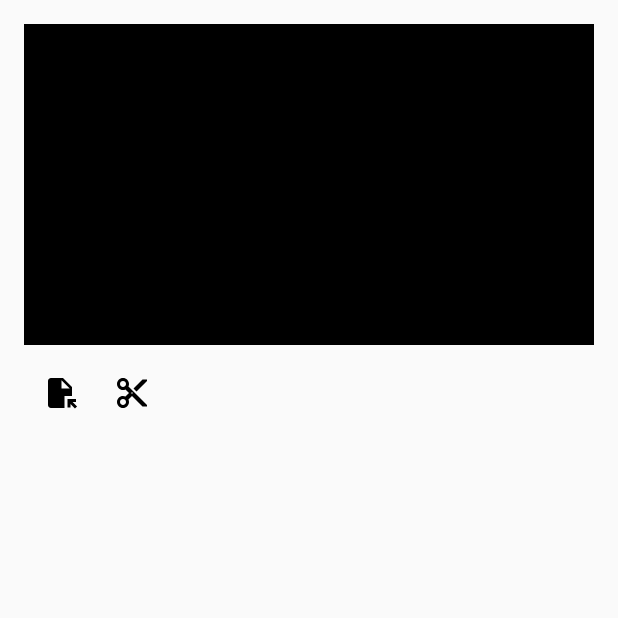
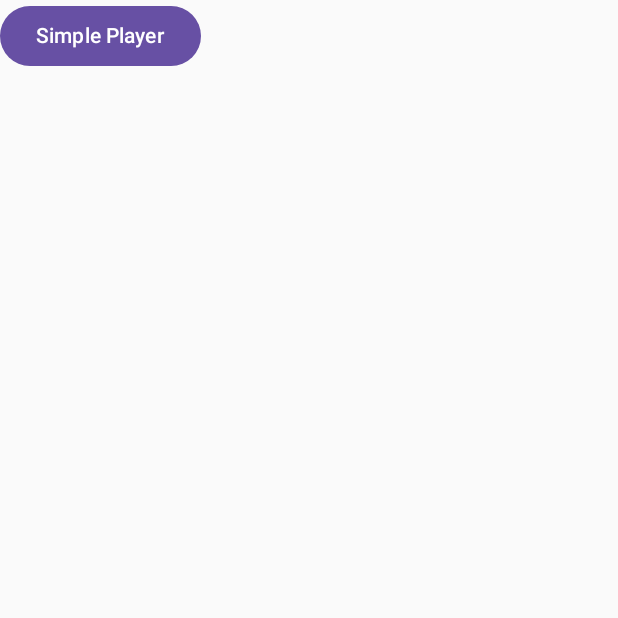
Before and after one commit to Moriawe/VideoEditor, an Android app built with Jetpack Compose: the screen it shows after launch (MainActivity), on a phone screen of 412 x 824 dp, the top half of it. Run offline under Robolectric (Android 15) with nearby library versions, the phone set to English and light mode, and no system bars; our stand-ins replace Dagger/Hilt's generated code.

Commit message:
moved the simple player to it's own folder and made a new main activity

```diff
--- a/app/src/main/AndroidManifest.xml
+++ b/app/src/main/AndroidManifest.xml
@@ -20,10 +20,11 @@
             android:theme="@style/Theme.VideoEditorTest">
             <intent-filter>
                 <action android:name="android.intent.action.MAIN" />
-
                 <category android:name="android.intent.category.LAUNCHER" />
             </intent-filter>
         </activity>
+        <activity android:name=".simple_player.SimplePlayerActivity" />
+        <activity android:name=".video_editor.VideoEditorActivity" />
     </application>
 
 </manifest>
--- a/app/src/main/java/com/moriawe/videoeditortest/MainActivity.kt
+++ b/app/src/main/java/com/moriawe/videoeditortest/MainActivity.kt
@@ -1,42 +1,14 @@
 package com.moriawe.videoeditortest
 
+import android.content.Intent
 import android.os.Bundle
 import androidx.activity.ComponentActivity
-import androidx.activity.compose.rememberLauncherForActivityResult
 import androidx.activity.compose.setContent
-import androidx.activity.result.contract.ActivityResultContracts
-import androidx.compose.foundation.clickable
-import androidx.compose.foundation.layout.Column
-import androidx.compose.foundation.layout.Row
-import androidx.compose.foundation.layout.Spacer
-import androidx.compose.foundation.layout.aspectRatio
-import androidx.compose.foundation.layout.fillMaxSize
-import androidx.compose.foundation.layout.fillMaxWidth
-import androidx.compose.foundation.layout.height
-import androidx.compose.foundation.layout.padding
-import androidx.compose.foundation.lazy.LazyColumn
-import androidx.compose.foundation.lazy.items
-import androidx.compose.material.icons.Icons
-import androidx.compose.material.icons.filled.ContentCut
-import androidx.compose.material.icons.filled.FileOpen
-import androidx.compose.material3.Icon
-import androidx.compose.material3.IconButton
+import androidx.compose.material3.Button
 import androidx.compose.material3.Text
-import androidx.compose.runtime.DisposableEffect
-import androidx.compose.runtime.collectAsState
-import androidx.compose.runtime.getValue
-import androidx.compose.runtime.mutableStateOf
-import androidx.compose.runtime.remember
-import androidx.compose.runtime.setValue
-import androidx.compose.ui.Modifier
-import androidx.compose.ui.platform.LocalLifecycleOwner
-import androidx.compose.ui.unit.dp
-import androidx.compose.ui.viewinterop.AndroidView
-import androidx.hilt.navigation.compose.hiltViewModel
-import androidx.lifecycle.Lifecycle
-import androidx.lifecycle.LifecycleEventObserver
-import androidx.media3.ui.PlayerView
-import com.moriawe.videoeditortest.ui.theme.VideoEditorTestTheme
+import androidx.compose.runtime.Composable
+import androidx.compose.ui.platform.LocalContext
+import com.moriawe.videoeditortest.simple_player.SimplePlayerActivity
 import dagger.hilt.android.AndroidEntryPoint
 
 @AndroidEntryPoint
@@ -44,97 +16,19 @@ class MainActivity : ComponentActivity() {
     override fun onCreate(savedInstanceState: Bundle?) {
         super.onCreate(savedInstanceState)
         setContent {
-            VideoEditorTestTheme {
-                val viewModel = hiltViewModel<MainViewModel>()
-                val videoItems by viewModel.videoItems.collectAsState()
-                val selectVideoLauncher = rememberLauncherForActivityResult(
-                    contract = ActivityResultContracts.GetContent(),
-                    onResult = { uri ->
-                        uri?.let(viewModel::addVideoUri)
-                    }
-                )
-                var lifecycle by remember {
-                    mutableStateOf(Lifecycle.Event.ON_CREATE)
-                }
-                val lifecycleOwner = LocalLifecycleOwner.current
-                DisposableEffect(lifecycleOwner) {
-                    val observer = LifecycleEventObserver { _, event ->
-                        lifecycle = event
-                    }
-                    lifecycleOwner.lifecycle.addObserver(observer)
-
-                    onDispose {
-                        lifecycleOwner.lifecycle.removeObserver(observer)
-                    }
-                }
-
-                Column(
-                    modifier = Modifier
-                        .fillMaxSize()
-                        .padding(16.dp)
-                ) {
-                    AndroidView(
-                        factory = { context ->
-                            PlayerView(context).also {
-                                it.player = viewModel.player
-                            }
-                        },
-                        update = {
-                            when (lifecycle) {
-                                Lifecycle.Event.ON_PAUSE -> {
-                                    it.onPause()
-                                    it.player?.pause()
-                                }
-                                Lifecycle.Event.ON_RESUME -> {
-                                    it.onResume()
-                                }
-                                else -> Unit
-                            }
-                        },
-                        modifier = Modifier
-                            .fillMaxWidth()
-                            .aspectRatio(16 / 9f) //Change this to screen size
-                    )
-                    Spacer(modifier = Modifier.height(8.dp))
-                    Row(
-                        modifier = Modifier
-                            .fillMaxWidth()
-                    ) {
-                        IconButton(onClick = {
-                            selectVideoLauncher.launch("video/mp4") // Will only show videofiles of type mp3
-                        }) {
-                            Icon(
-                                imageVector = Icons.Default.FileOpen,
-                                contentDescription = "Select Video"
-                            )
-                        }
-                        IconButton( onClick = {
-                            viewModel.trimVideo()
-                        }) {
-                            Icon(
-                                imageVector = Icons.Default.ContentCut,
-                                contentDescription = "Trim video"
-                            )
-                        }
-                    }
-                    Spacer(modifier = Modifier.height(16.dp))
-                    LazyColumn(
-                        modifier = Modifier.fillMaxWidth()
-                    ) {
-                        items(videoItems) { item ->
-                            Text(
-                                text = item.name,
-                                modifier = Modifier
-                                    .fillMaxWidth()
-                                    .clickable {
-                                        viewModel.playVideo(item.contentUri)
-                                    }
-                                    .padding(16.dp)
-                            )
-                        }
-                    }
-                }
-            }
+            ButtonToSimplePlayer()
         }
     }
 }
+
+@Composable
+fun ButtonToSimplePlayer() {
+
+    val context = LocalContext.current
+
+    Button(onClick = {
+        context.startActivity(Intent(context, SimplePlayerActivity::class.java))
+    }) {
+    Text(text = "Simple Player")
+    }
+}
--- a/app/src/main/java/com/moriawe/videoeditortest/MainViewModel.kt
+++ b/app/src/main/java/com/moriawe/videoeditortest/MainViewModel.kt
@@ -1,71 +1,14 @@
 package com.moriawe.videoeditortest
 
-import android.net.Uri
-import android.util.Log
-import androidx.core.net.toUri
-import androidx.lifecycle.SavedStateHandle
 import androidx.lifecycle.ViewModel
-import androidx.lifecycle.viewModelScope
-import androidx.media3.common.MediaItem
-import androidx.media3.common.Player
 import dagger.hilt.android.lifecycle.HiltViewModel
-import kotlinx.coroutines.flow.SharingStarted
-import kotlinx.coroutines.flow.map
-import kotlinx.coroutines.flow.stateIn
 import javax.inject.Inject
 
 @HiltViewModel
 class MainViewModel @Inject constructor(
-    private val savedStateHandle: SavedStateHandle,
-    val player: Player,
-    private val metaDataReader: MetaDataReader,
-    private val videoTrimmer: VideoTrimmer
 ): ViewModel() {
 
     private val TAG = "MainViewModel"
-    private val videoUris = savedStateHandle.getStateFlow("videoUris", emptyList<Uri>())
 
-    val videoItems = videoUris.map { uris ->
-        uris.map {uri ->
-            VideoItem(
-                contentUri = uri,
-                mediaItem = MediaItem.fromUri(uri),
-                name = metaDataReader.getMetaDataFromUri(uri)?.fileName ?: "No name"
-            )
-        }
-    }.stateIn(viewModelScope, SharingStarted.WhileSubscribed(5000), emptyList())
 
-    init {
-        player.prepare()
-    }
-
-    fun addVideoUri(uri: Uri) {
-        savedStateHandle["videoUris"] = videoUris.value + uri
-        player.addMediaItem(MediaItem.fromUri(uri))
-    }
-
-    fun playVideo(uri: Uri) {
-        player.setMediaItem(
-            videoItems.value.find { it.contentUri == uri}?.mediaItem ?: return
-        )
-    }
-
-    fun trimVideo() {
-        val uri = player.currentMediaItem?.mediaId?.toUri()
-        if (uri != null) {
-            player.addMediaItem(
-                videoTrimmer.trimVideo(uri, 1000, 10000)
-            )
-            Log.d(TAG,"trimVideo: video is cut")
-        } else {
-            Log.d(TAG,"trimVideo: No video found")
-            println("You need to provide a video")
-        }
-
-    }
-
-    override fun onCleared() {
-        super.onCleared()
-        player.release()
-    }
 }
--- /dev/null
+++ b/app/src/main/java/com/moriawe/videoeditortest/video_editor/VideoEditorActivity.kt
@@ -0,0 +1,4 @@
+package com.moriawe.videoeditortest.video_editor
+
+class VideoEditorActivity {
+}
```
Also changed, not shown: app/build.gradle.kts (+5 -5 lines), app/src/main/java/com/moriawe/videoeditortest/simple_player/SimplePlayerActivity.kt (added, +142 -0 lines), app/src/main/java/com/moriawe/videoeditortest/simple_player/SimplePlayerViewModel.kt (added, +74 -0 lines).
